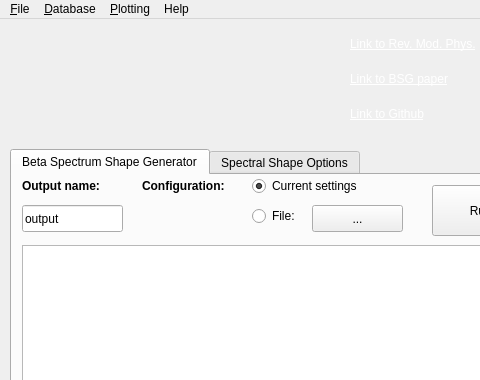
Before: the Qt Designer form ui/bsg_ui/ui/MainWindow.ui in leenderthayen/BSG, drawn with Qt 5; both pictures show x 0 to 480 and y 0 to 380 of the 944 by 800 pixel window.
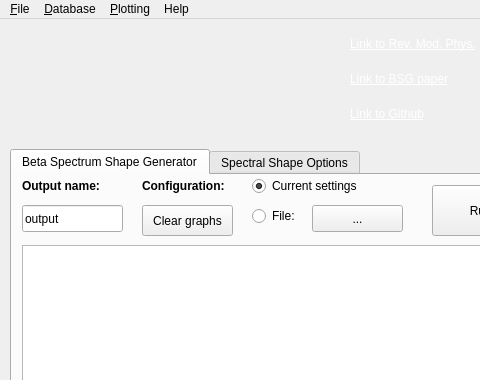
After: the same form once the commit is applied. The open tabs and pages were chosen to show the change. Icons and pictures are not drawn. Custom widgets are drawn as their Qt base class.

What changed in the file:
```diff
--- a/ui/bsg_ui/ui/MainWindow.ui
+++ b/ui/bsg_ui/ui/MainWindow.ui
@@ -2049,6 +2049,40 @@
        <string>...</string>
       </property>
      </widget>
+     <widget class="QPushButton" name="b_clearSpectra">
+      <property name="geometry">
+       <rect>
+        <x>130</x>
+        <y>30</y>
+        <width>91</width>
+        <height>31</height>
+       </rect>
+      </property>
+      <property name="cursor">
+       <cursorShape>OpenHandCursor</cursorShape>
+      </property>
+      <property name="toolTip">
+       <string>Run the spectrum shape generator</string>
+      </property>
+      <property name="statusTip">
+       <string>Run the spectrum shape generator</string>
+      </property>
+      <property name="text">
+       <string>Clear graphs</string>
+      </property>
+      <property name="checkable">
+       <bool>false</bool>
+      </property>
+      <property name="checked">
+       <bool>false</bool>
+      </property>
+      <property name="default">
+       <bool>false</bool>
+      </property>
+      <property name="flat">
+       <bool>false</bool>
+      </property>
+     </widget>
     </widget>
     <widget class="QWidget" name="bsgOptionsTab">
      <attribute name="title">
```
Left out of the diff: 6 changed lines with no effect on the pictures.
